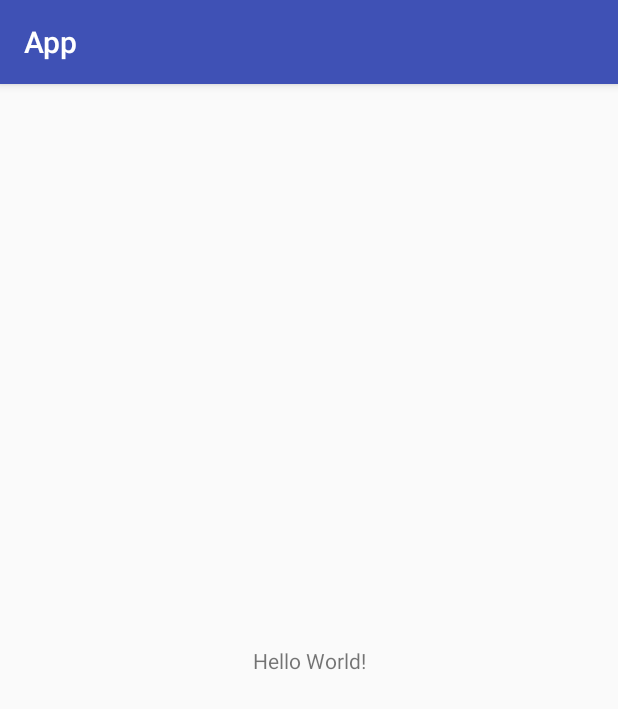
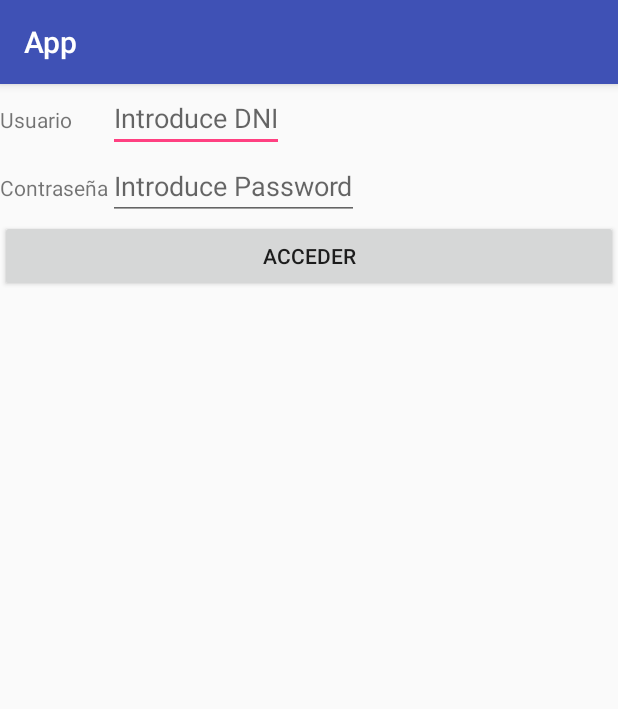
Before and after one commit to pbahillo/PracticasTTA, an Android app: the screen it shows after launch (MainActivity), on a phone screen of 412 x 824 dp. Shown: the top 709 px of the screen. Run offline under Robolectric (Android 15) with nearby library versions, the phone set to English and light mode, and no system bars.

Commit message:
Añadida actividad de login "MainActivity"

```diff
--- a/App/app/src/main/res/layout/activity_main.xml
+++ b/App/app/src/main/res/layout/activity_main.xml
@@ -1,18 +1,37 @@
 <?xml version="1.0" encoding="utf-8"?>
-<android.support.constraint.ConstraintLayout xmlns:android="http://schemas.android.com/apk/res/android"
-    xmlns:app="http://schemas.android.com/apk/res-auto"
+<LinearLayout xmlns:android="http://schemas.android.com/apk/res/android"
     xmlns:tools="http://schemas.android.com/tools"
     android:layout_width="match_parent"
     android:layout_height="match_parent"
+    android:orientation="vertical"
     tools:context="eus.ehu.tta.pbahillo002.app.MainActivity">
 
-    <TextView
+    <GridLayout
         android:layout_width="wrap_content"
         android:layout_height="wrap_content"
-        android:text="Hello World!"
-        app:layout_constraintBottom_toBottomOf="parent"
-        app:layout_constraintLeft_toLeftOf="parent"
-        app:layout_constraintRight_toRightOf="parent"
-        app:layout_constraintTop_toTopOf="parent" />
+        android:columnCount="2">
+        <TextView
+            android:text="@string/login_text"
+            android:layout_width="wrap_content"
+            android:layout_height="wrap_content"/>
+        <EditText
+            android:id="@+id/login"
+            android:layout_width="wrap_content"
+            android:layout_height="wrap_content"
+            android:hint="@string/login_edit"/>
+        <TextView
+            android:text="@string/passwd_text"
+            android:layout_width="wrap_content"
+            android:layout_height="wrap_content"/>
+        <EditText
+            android:id="@+id/passwd"
+            android:layout_width="wrap_content"
+            android:layout_height="wrap_content"
+            android:hint="@string/passwd_edit"/>
+    </GridLayout>
+    <Button
+        android:layout_width="match_parent"
+        android:layout_height="wrap_content"
+        android:text="@string/access_button"/>
 
-</android.support.constraint.ConstraintLayout>
+</LinearLayout>
--- a/App/app/src/main/res/values/strings.xml
+++ b/App/app/src/main/res/values/strings.xml
@@ -1,3 +1,8 @@
 <resources>
     <string name="app_name">App</string>
+    <string name="login_edit">Introduce DNI</string>
+    <string name="passwd_edit">Introduce Password</string>
+    <string name="access_button">Acceder</string>
+    <string name="login_text">Usuario</string>
+    <string name="passwd_text">Contraseña</string>
 </resources>
```
